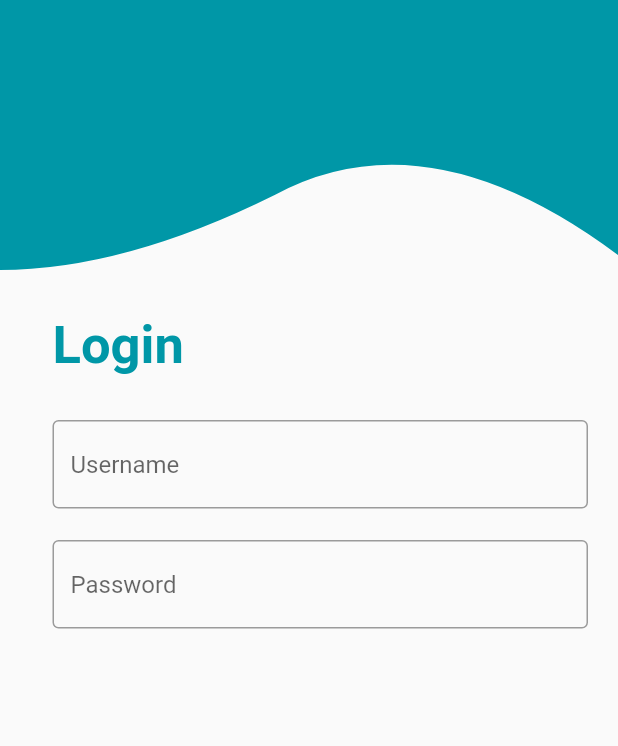
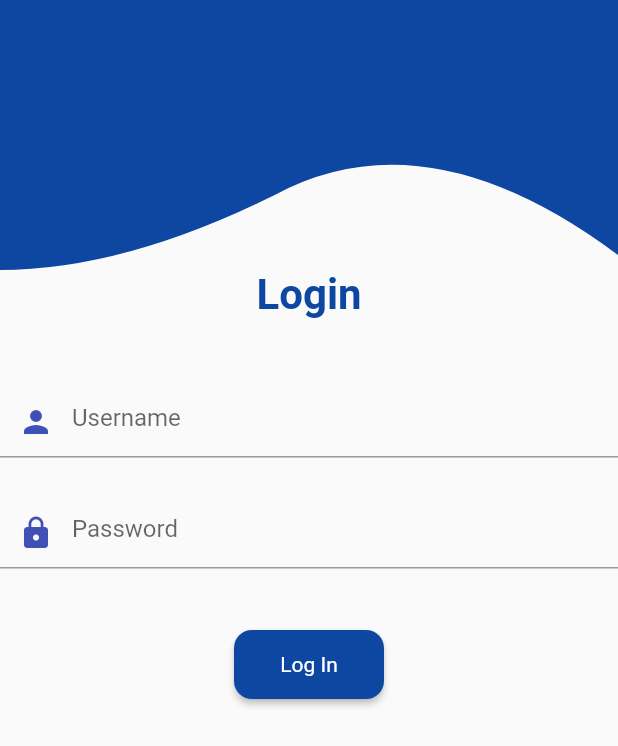
Before and after one commit to Pavithra-Rajan/swimiNIT, a Flutter app: the screen it shows after launch, on a phone screen of 412 x 824 dp. Shown: the top 746 px of the screen. Run offline on Flutter 3.47's test engine with Material 2 defaults, Android fonts, the phone set to English and light mode, and no system bars; our stand-ins replace firebase_auth, firebase_core; accounts and stored records are empty.

Commit message:
added login page with funcs

```diff
--- a/lib/main.dart
+++ b/lib/main.dart
@@ -1,6 +1,9 @@
+import 'package:firebase_auth/firebase_auth.dart';
+import 'package:firebase_core/firebase_core.dart';
 import 'package:flutter/material.dart';
 import 'dart:math' as math;
 import 'package:flutter/widgets.dart';
+import 'package:swiminit/profile_screen.dart';
 void main() {
   runApp(const MyApp());
 }
@@ -11,58 +14,147 @@
   @override
   Widget build(BuildContext context) {
 
-    return MaterialApp(
+    return const MaterialApp(
       debugShowCheckedModeBanner: false,
-      home: Scaffold(
+      home: HomePage(),
 
-        body: Container(
-          child:Stack(
+    );
+  }
+}
+class HomePage extends StatefulWidget {
+  const HomePage({Key? key}) : super(key: key);
+
+  @override
+  State<HomePage> createState() => _HomePageState();
+}
+
+class _HomePageState extends State<HomePage> {
+  Future<FirebaseApp> _initializeFirebase() async {
+  FirebaseApp firebaseApp = await Firebase.initializeApp();
+
+  return firebaseApp;
+  }
+  @override
+  Widget build(BuildContext context) {
+    return Scaffold(
+      body: FutureBuilder(
+        future: _initializeFirebase(),
+        builder: (context, snapshot) {
+          if (snapshot.connectionState == ConnectionState.done) {
+            return LoginScreen();
+          }
+          return const Center(
+            child: CircularProgressIndicator(),
+          );
+        },
+      ),
+    );
+  }
+}
+
+class LoginScreen extends StatefulWidget {
+  const LoginScreen({Key? key}) : super(key: key);
+
+  @override
+  State<LoginScreen> createState() => _LoginScreenState();
+}
+
+class _LoginScreenState extends State<LoginScreen> {
+  static Future<User?> loginUsingEmailPassword({required String email, required String password, required BuildContext context}) async {
+    FirebaseAuth auth = FirebaseAuth.instance;
+    User? user;
+    try {
+      UserCredential userCredential = await auth.signInWithEmailAndPassword(email: email, password: password);
+      user = userCredential.user;
+    }on FirebaseAuthException catch (e) {
+      if (e.code == "user-not-found") {
+        print("Incorrect Credentials");
+      }
+    }
+    return user;
+  }
+  @override
+  Widget build(BuildContext context) {
+    TextEditingController _emailController = TextEditingController();
+    TextEditingController _passwordController = TextEditingController();
+    return Padding(
+      padding: EdgeInsets.all(0.0),
+
+      child: Column(
+        //mainAxisAlignment: MainAxisAlignment.center,
+        //crossAxisAlignment: CrossAxisAlignment.start,
         children: [
           Opacity(opacity:1,
               child: ClipPath(
                   clipper: WaveClipper(),
                   child: Container(
-                  color: Colors.cyan[700],
+                    color: Colors.blue[900],
                     height:180,
                   )
               )),
-              Container(
-                padding: const EdgeInsets.only(left: 35, top: 210),
-                child: Text(
-                  'Login',
-                  style: TextStyle(color: Colors.cyan[700], fontSize: 35, fontWeight: FontWeight.bold),
+          //const SizedBox(height: 34.0,
+          //),
+          Text("Login",
+              style:TextStyle(
+                color: Colors.blue[900],
+                fontSize: 28.0,
+                fontWeight: FontWeight.bold,
+              )
           ),
+          const SizedBox(height: 44.0,
+
           ),
-              Container(
-                padding: const EdgeInsets.only(left: 35, top: 280, right:20),
-                child: const TextField(
-                  decoration: InputDecoration(
-                      border: OutlineInputBorder(),
-                      hintText: 'Username'
-                  ),
-              ),
-              ),
-              Container(
-                padding: const EdgeInsets.only(left: 35, top: 360, right:20),
-                child: const TextField(
-                  obscureText: true,
-                  decoration: InputDecoration(
-                      border: OutlineInputBorder(),
-                      hintText: 'Password'
-                  ),
+          TextField(
+            controller: _emailController,
+            keyboardType: TextInputType.emailAddress,
+            decoration: const InputDecoration(
+              hintText: "Username",
+              prefixIcon: Icon(Icons.person,color:Colors.indigo),
 
             ),
           ),
+          const SizedBox(height: 26.0,
+          ),
+          TextField(
+            controller: _passwordController,
+            obscureText: true,
+            decoration: const InputDecoration(
+              hintText: "Password",
+              prefixIcon: Icon(Icons.lock,color:Colors.indigo),
+            ),
+          ),
+          const SizedBox(height: 40.0,
+          ),
+          SizedBox(
+              width: 100.0,
+              child: RawMaterialButton(
+                  fillColor: Colors.blue[900],
+                  padding: const EdgeInsets.symmetric(vertical: 15.0),
+                  onPressed: () async{
+                    User? user = await loginUsingEmailPassword(email: _emailController.text, password: _passwordController.text, context: context);
+                    print(user);
+                    if (user != null){
+                      Navigator.of(context).pushReplacement(MaterialPageRoute(builder: (context) => ProfileScreen()));
+                    }
 
-            ]
+                  },
+                  shape: RoundedRectangleBorder(
+                    borderRadius: BorderRadius.circular(12.0),
+                  ),
+                  child: const Text(
+                    "Log In",
+                    style: TextStyle(
+                      color: Colors.white,
+                      fontSize: 14.0,
+                    ),
                   )
               )
-
-      ),
-
-    );
+          )
+        ],
+      ),);
   }
 }
+
 
 class WaveClipper extends CustomClipper<Path>{
   @override
--- /dev/null
+++ b/lib/profile_screen.dart
@@ -0,0 +1,17 @@
+import 'package:flutter/material.dart';
+
+class ProfileScreen extends StatefulWidget {
+  const ProfileScreen({Key? key}) : super(key: key);
+
+  @override
+  State<ProfileScreen> createState() => _ProfileScreenState();
+}
+
+class _ProfileScreenState extends State<ProfileScreen> {
+  @override
+  Widget build(BuildContext context) {
+    return const Scaffold(
+      body: Center(child: Text("Login successful"),),
+    );
+  }
+}
--- a/pubspec.yaml
+++ b/pubspec.yaml
@@ -34,6 +34,8 @@
   # The following adds the Cupertino Icons font to your application.
   # Use with the CupertinoIcons class for iOS style icons.
   cupertino_icons: ^1.0.2
+  firebase_core: ^1.13.1
+  firebase_auth: ^3.3.10
 
 dev_dependencies:
   flutter_test:
```
Also changed, not shown: pubspec.lock, 3 other files. Lines whose indentation alone changed are shown as unchanged.
